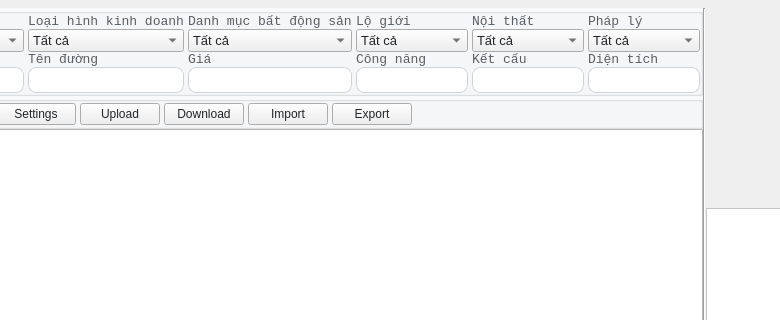
Before: the Qt Designer form ui/page_re_product.ui in dinhbinhnguyen0105/python.my-manager.v2, drawn with Qt 5; both pictures show x 99 to 879 and y 0 to 320 of the 1200 by 600 pixel window.
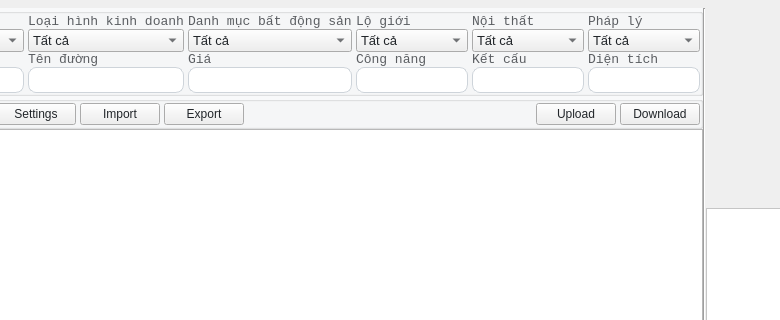
After: the same form once the commit is applied.

What changed in the file:
```diff
--- a/ui/page_re_product.ui
+++ b/ui/page_re_product.ui
@@ -807,20 +807,6 @@
                  </property>
                 </widget>
                </item>
-               <item>
-                <widget class="QPushButton" name="action_upload_btn">
-                 <property name="text">
-                  <string>Upload</string>
-                 </property>
-                </widget>
-               </item>
-               <item>
-                <widget class="QPushButton" name="action_download_btn">
-                 <property name="text">
-                  <string>Download</string>
-                 </property>
-                </widget>
-               </item>
                <item>
                 <widget class="QPushButton" name="action_import_btn">
                  <property name="text">
@@ -848,6 +834,20 @@
                  </property>
                 </spacer>
                </item>
+               <item>
+                <widget class="QPushButton" name="action_upload_btn">
+                 <property name="text">
+                  <string>Upload</string>
+                 </property>
+                </widget>
+               </item>
+               <item>
+                <widget class="QPushButton" name="action_download_btn">
+                 <property name="text">
+                  <string>Download</string>
+                 </property>
+                </widget>
+               </item>
               </layout>
              </item>
             </layout>
```
